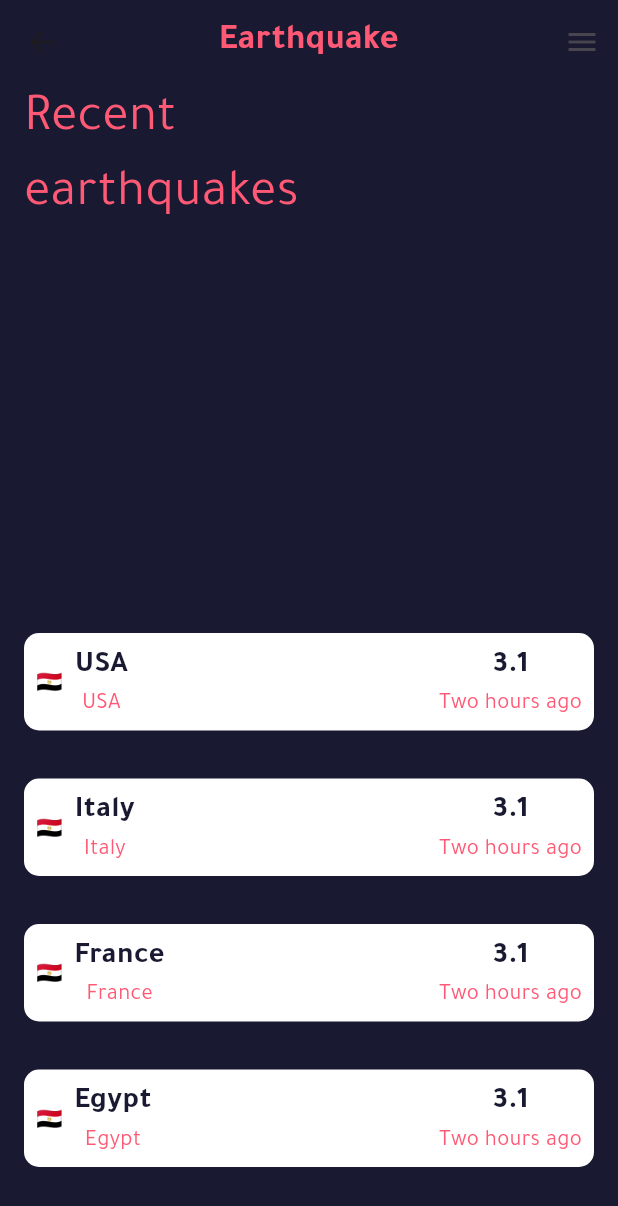
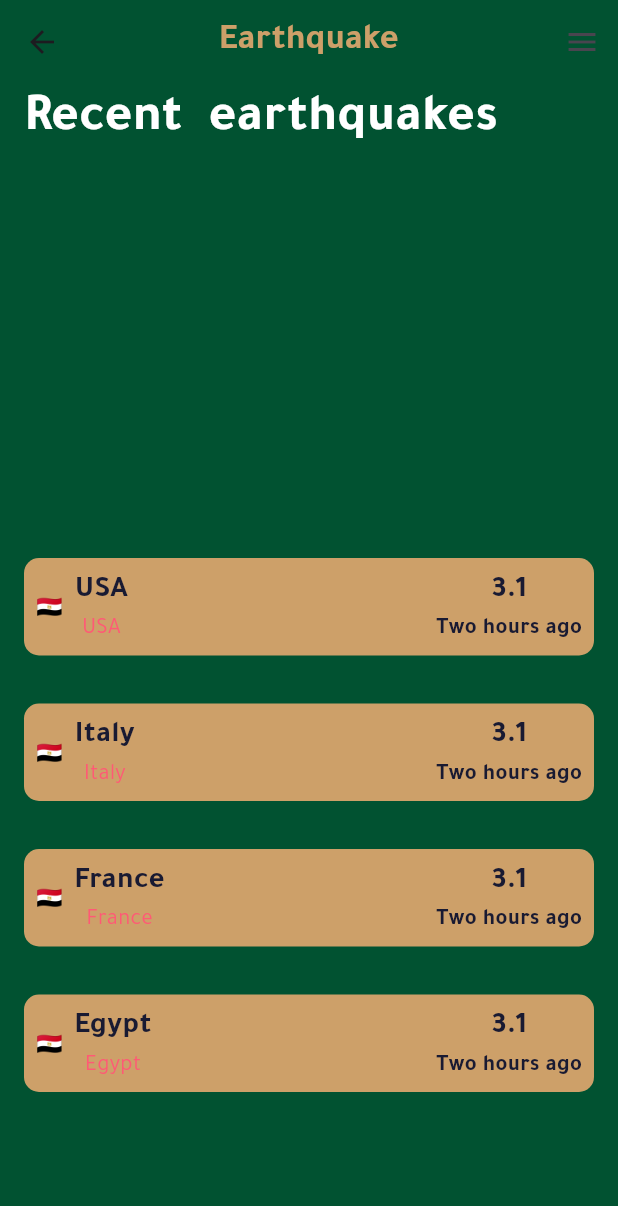
Before and after one commit to MohamedElweza/Earthquake_app, a Flutter app: the HomeScreen screen opened directly, on a phone screen of 412 x 824 dp. Shown: the top 1206 px of the screen. Run offline on Flutter 3.47's test engine with Material 3 defaults, Android fonts, the phone set to English and light mode, and no system bars; our stand-ins replace flutter_screenutil, page_transition.

Commit message:
Last update

```diff
--- a/lib/main.dart
+++ b/lib/main.dart
@@ -18,7 +18,7 @@ class MyApp extends StatelessWidget {
       minTextAdapt: true,
       splitScreenMode: true,
       builder: (context, child) {
-        return MaterialApp(
+        return const MaterialApp(
           debugShowCheckedModeBanner: false,
           home: SplashScreen(),
         );
--- a/lib/ui/screens/home/home_screen.dart
+++ b/lib/ui/screens/home/home_screen.dart
@@ -1,25 +1,25 @@
 // ignore_for_file: dead_code
 
+import 'package:earthquake/ui/screens/details/details.dart';
 import 'package:earthquake/ui/utils/styles/color_styles.dart';
 import 'package:flutter/material.dart';
 import 'package:flutter_screenutil/flutter_screenutil.dart';
+import 'package:page_transition/page_transition.dart';
 
 class HomeScreen extends StatelessWidget {
   HomeScreen({super.key});
-  List countryName=['USA', 'Italy','France','Egypt'];
-  List cityName=['USA', 'Italy','France','Egypt'];
+  List countryName = ['USA', 'Italy', 'France', 'Egypt'];
+  List cityName = ['USA', 'Italy', 'France', 'Egypt'];
   var scrollController = ScrollController();
-
-
 
   @override
   Widget build(BuildContext context) {
     String flag = generateCountryFlag();
     return SafeArea(
       child: Scaffold(
-        backgroundColor: ColorStyles.background,
+        backgroundColor: ColorStyles.green,
         appBar: AppBar(
-          backgroundColor: ColorStyles.background,
+          backgroundColor: ColorStyles.green,
           centerTitle: true,
           elevation: 0,
           leading: IconButton(
@@ -36,13 +36,12 @@ class HomeScreen extends StatelessWidget {
                 fontSize: 24.sp,
                 fontWeight: FontWeight.bold,
                 fontFamily: 'Tajawal',
-                color: ColorStyles.red),
+                color: ColorStyles.brown),
           ),
         ),
         body: SingleChildScrollView(
           controller: scrollController,
           physics: const BouncingScrollPhysics(),
-
           child: Padding(
             padding: EdgeInsets.symmetric(horizontal: 16.w),
             child: Column(
@@ -50,51 +49,61 @@ class HomeScreen extends StatelessWidget {
               crossAxisAlignment: CrossAxisAlignment.start,
               children: [
                 Container(
-                    width: 185.w,
+
                     child: Text(
-                      'Recent   earthquakes',
+                      'Recent  earthquakes',
                       style: TextStyle(
                           fontSize: 35.sp,
+                          fontWeight: FontWeight.bold,
                           fontFamily: 'Tajawal',
-                          color: ColorStyles.red),
+                          color: ColorStyles.white),
                     )),
                 SizedBox(
                   height: 250.h,
                 ),
-
-
                 ListView.builder(
                     controller: scrollController,
-                        physics: BouncingScrollPhysics(),
+                    physics: const BouncingScrollPhysics(),
                     shrinkWrap: true,
                     scrollDirection: Axis.vertical,
-
                     itemCount: countryName.length,
-                        itemBuilder: (context,index){
+                    itemBuilder: (context, index) {
                       return Padding(
-                            padding:  EdgeInsets.symmetric(vertical: 16.h),
+                        padding: EdgeInsets.symmetric(vertical: 16.h),
+                        child: GestureDetector(
+                          onTap: () {
+                            Navigator.push(
+                                context,
+                              PageTransition(
+                                childCurrent: HomeScreen(),
+                                type: PageTransitionType.bottomToTop,
+                                alignment: Alignment.topCenter,
+                                child: const Details(),
+                              ),);
+                          },
                           child: Container(
                               height: 65.h,
                               decoration: BoxDecoration(
-                                 color: Colors.white,
+                                  color: ColorStyles.brown,
                                   borderRadius: BorderRadius.circular(10.r)),
-                                child: CustomListTile(countryName:countryName[index] ,cityName:cityName[index] ,time: 'Two hours ago', scale: 3.1,flag: flag,)
+                              child: CustomListTile(
+                                countryName: countryName[index],
+                                cityName: cityName[index],
+                                time: 'Two hours ago',
+                                scale: 3.1,
+                                flag: flag,
+                              )),
                         ),
                       );
-
                     }),
-
-
-
-
               ],
             ),
           ),
         ),
       ),
     );
+  }
 
-  }
   String generateCountryFlag() {
     String countryCode = 'eg';
 
@@ -104,10 +113,16 @@ class HomeScreen extends StatelessWidget {
     return flag;
   }
 }
+
 class CustomListTile extends StatelessWidget {
-  const CustomListTile({
-    super.key, required this.countryName, required this.cityName, required this.flag, required this.time ,required this.scale,S
-  });
+  const CustomListTile(
+      {super.key,
+      required this.countryName,
+      required this.cityName,
+      required this.flag,
+      required this.time,
+      required this.scale,
+      S});
 
   final String countryName;
   final String cityName;
@@ -115,29 +130,37 @@ class CustomListTile extends StatelessWidget {
   final String time;
   final double scale;
 
-
   @override
   Widget build(BuildContext context) {
     return Padding(
       padding: EdgeInsets.symmetric(horizontal: 8.0.w, vertical: 8.0.h),
-
       child: Row(
         mainAxisAlignment: MainAxisAlignment.start,
         crossAxisAlignment: CrossAxisAlignment.center,
         children: [
-                Text (flag),
+          Text(flag),
           SizedBox(
             width: 8.w,
           ),
-
           Column(
             mainAxisSize: MainAxisSize.min,
             crossAxisAlignment: CrossAxisAlignment.center,
             children: [
-
-                Text(countryName, style:  TextStyle(fontFamily: 'Tajawal', fontSize: 20.sp, color: ColorStyles.background, fontWeight: FontWeight.bold), ),
-                Text(cityName, style:  TextStyle(fontFamily: 'Tajawal', fontSize: 15.sp, color: ColorStyles.red), ),
-
+              Text(
+                countryName,
+                style: TextStyle(
+                    fontFamily: 'Tajawal',
+                    fontSize: 20.sp,
+                    color: ColorStyles.background,
+                    fontWeight: FontWeight.bold),
+              ),
+              Text(
+                cityName,
+                style: TextStyle(
+                    fontFamily: 'Tajawal',
+                    fontSize: 15.sp,
+                    color: ColorStyles.red),
+              ),
             ],
           ),
           Spacer(),
@@ -145,15 +168,26 @@ class CustomListTile extends StatelessWidget {
             mainAxisSize: MainAxisSize.min,
             crossAxisAlignment: CrossAxisAlignment.center,
             children: [
-
-                Text( '$scale', style:  TextStyle(fontFamily: 'Tajawal', fontSize: 20.sp, color: ColorStyles.background, fontWeight: FontWeight.bold), ),
-                Text(time, style:  TextStyle(fontFamily: 'Tajawal', fontSize: 15.sp, color: ColorStyles.red), ),
-
+              Text(
+                '$scale',
+                style: TextStyle(
+                    fontFamily: 'Tajawal',
+                    fontSize: 20.sp,
+                    color: ColorStyles.background,
+                    fontWeight: FontWeight.bold),
+              ),
+              Text(
+                time,
+                style: TextStyle(
+                    fontFamily: 'Tajawal',
+                    fontSize: 15.sp,
+                    fontWeight: FontWeight.w600,
+                    color: ColorStyles.background),
+              ),
             ],
           ),
         ],
       ),
-
     );
   }
 }
--- a/lib/ui/screens/splash/splash.dart
+++ b/lib/ui/screens/splash/splash.dart
@@ -1,6 +1,7 @@
 import 'dart:async';
 
 import 'package:earthquake/ui/screens/details/details.dart';
+import 'package:earthquake/ui/screens/home/home_screen.dart';
 import 'package:earthquake/ui/utils/styles/color_styles.dart';
 import 'package:flutter/material.dart';
 
@@ -32,7 +33,7 @@ class _SplashScreenState extends State<SplashScreen> with SingleTickerProviderSt
     // Navigate to the next screen after the animation completes
     Timer(const Duration(seconds: 4), () {
       Navigator.of(context).pushReplacement(
-        MaterialPageRoute(builder: (context) => const Details()),
+        MaterialPageRoute(builder: (context) => HomeScreen()),
       );
     });
   }
--- a/lib/ui/utils/styles/color_styles.dart
+++ b/lib/ui/utils/styles/color_styles.dart
@@ -11,5 +11,8 @@ class ColorStyles {
   static const Color lightRed = Color(0xffFFF7FA);
   static const Color lightRed2 = Color(0xffFEDADA);
   static const Color grey = Color(0xffF1F1EF);
+  static const Color green = Color(0xff015231);
+  static const Color brown = Color(0xffCDA069);
+  static const Color darkBrown = Color(0xff3A2E1E);
 
 }
--- a/pubspec.yaml
+++ b/pubspec.yaml
@@ -36,6 +36,7 @@ dependencies:
   # Use with the CupertinoIcons class for iOS style icons.
   cupertino_icons: ^1.0.2
   flutter_screenutil: ^5.8.4
+  page_transition: ^2.1.0
 
 dev_dependencies:
   flutter_test:
```
Also changed, not shown: pubspec.lock, 1 other file. Lines whose indentation alone changed are shown as unchanged.
